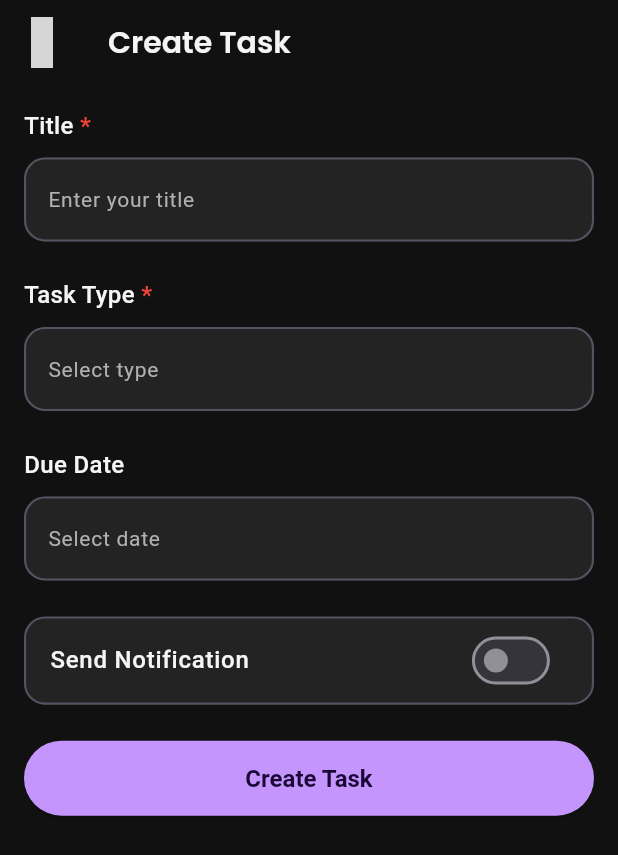
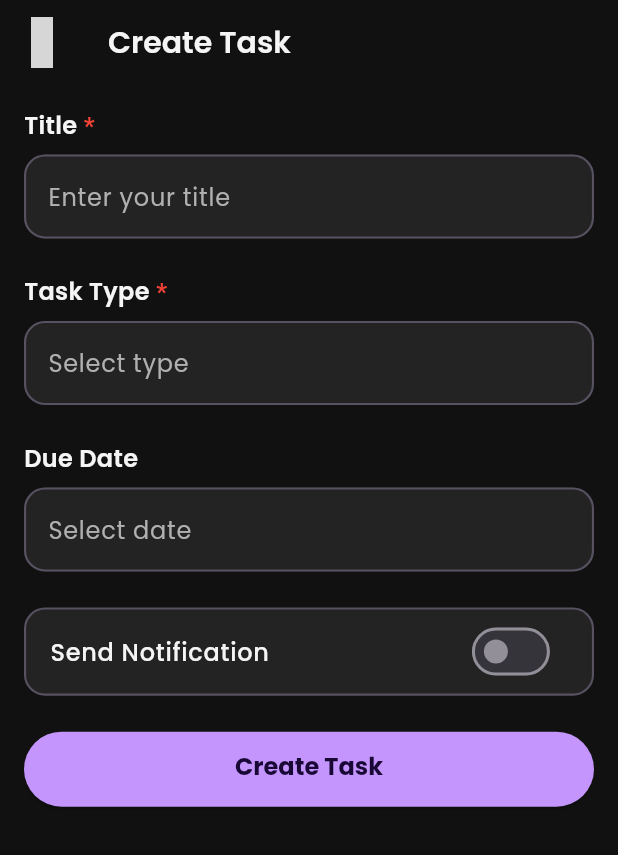
Before and after one commit to DevNadimm/ClearTask, a Flutter app: the CreateTaskView screen opened directly, on a phone screen of 412 x 824 dp. Shown: the top 855 px of the screen. Run offline on Flutter 3.47's test engine with Material 3 defaults, Android fonts, the phone set to English and light mode, and no system bars; our stand-ins replace flutter_bloc, flutter_local_notifications, get, google_fonts, hugeicons, lottie and 3 more; accounts and stored records are empty; grey boxes are pictures that could not be loaded.

Commit message:
update typography to GoogleFonts.poppins and adjust search input UI

```diff
--- a/lib/presentation/screens/create_task/create_task_view.dart
+++ b/lib/presentation/screens/create_task/create_task_view.dart
@@ -10,6 +10,7 @@ import 'package:clear_task/presentation/widgets/custom_text_field.dart';
 import 'package:flutter/material.dart';
 import 'package:flutter_bloc/flutter_bloc.dart';
 import 'package:get/get.dart';
+import 'package:google_fonts/google_fonts.dart';
 import 'package:hugeicons/hugeicons.dart';
 
 class CreateTaskView extends StatefulWidget {
@@ -134,9 +135,9 @@ class _CreateTaskViewState extends State<CreateTaskView> {
                           : const SizedBox.shrink(),
                       const SizedBox(height: 24),
                       SwitchListTile(
-                        title: const Text(
+                        title: Text(
                           "Send Notification",
-                          style: TextStyle(
+                          style: GoogleFonts.poppins(
                             fontSize: 16.0,
                             fontWeight: FontWeight.w500,
                             color: AppColors.primaryFontColor,
--- a/lib/presentation/widgets/custom_text_field.dart
+++ b/lib/presentation/widgets/custom_text_field.dart
@@ -1,5 +1,6 @@
 import 'package:clear_task/core/constants/colors.dart';
 import 'package:flutter/material.dart';
+import 'package:google_fonts/google_fonts.dart';
 
 class CustomTextField extends StatelessWidget {
   const CustomTextField({
@@ -46,10 +47,11 @@ class CustomTextField extends StatelessWidget {
           children: [
             Text(
               label,
-              style: const TextStyle().copyWith(
-                  fontSize: 16.0,
-                  fontWeight: FontWeight.w500,
-                  color: AppColors.primaryFontColor),
+              style: GoogleFonts.poppins(
+                fontSize: 16,
+                fontWeight: FontWeight.w600,
+                color: AppColors.primaryFontColor,
+              ),
             ),
             if (isRequired)
               const Text(
@@ -62,14 +64,16 @@ class CustomTextField extends StatelessWidget {
               ),
           ],
         ),
-        const SizedBox(height: 10),
+        const SizedBox(height: 8),
         TextFormField(
           controller: controller,
           keyboardType: keyboardType,
+          style: GoogleFonts.poppins(color: AppColors.primaryFontColor),
           readOnly: readOnly,
           onTap: onTap,
           decoration: InputDecoration(
             hintText: effectiveHint,
+            hintStyle: GoogleFonts.poppins(color: AppColors.secondaryFontColor),
             suffixText: suffixText,
             border: const OutlineInputBorder(),
             prefixIcon: prefixIcon,
```
Also changed, not shown: lib/core/utils/theme/elevated_button_theme.dart (+6 -1 lines), lib/presentation/screens/search_task_screen.dart (+14 -6 lines).
